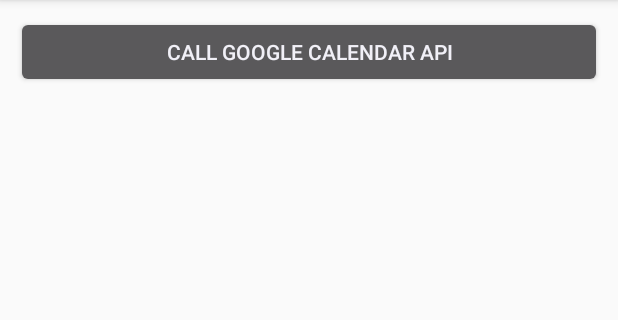
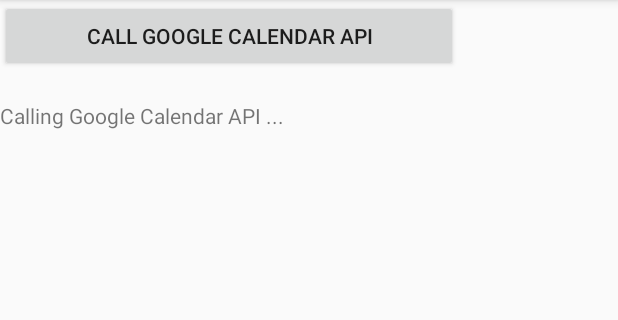
Before and after one commit to mobibyte/2017-spring-app-android-Roomies, an Android app: the fragment CalendarFragment shown on its own in the app's theme, after a tap on "CALL GOOGLE CALENDAR API", on a phone screen of 412 x 824 dp, the part 84-404 px from its top. Run offline under Robolectric (Android 15) with nearby library versions, the phone set to English and light mode, and no system bars; libraries missing offline, so code that uses them is left out: com.facebook, com.google.api.client, com.google.api.services, pub.devrel.easypermissions; 2 statements that could not run were skipped.

Commit message:
updated calendarFragment to include button and code to call Google Calendar API

```diff
--- a/app/src/main/java/mobi/roomies/Fragments/CalendarFragment.java
+++ b/app/src/main/java/mobi/roomies/Fragments/CalendarFragment.java
@@ -33,6 +33,7 @@ import android.support.annotation.NonNull;
 import android.support.v4.app.Fragment;
 import android.text.TextUtils;
 import android.text.method.ScrollingMovementMethod;
+import android.util.Log;
 import android.view.View;
 import android.view.ViewGroup;
 import android.widget.Button;
@@ -69,7 +70,8 @@ public class CalendarFragment extends Fragment implements EasyPermissions.Permis
     GoogleAccountCredential mCredential;
     private TextView mOutputText;
     private Button mCallApiButton;
-    ProgressDialog mProgress;
+    //ProgressDialog mProgress;
+    private TextView mProgress;
 
     static final int REQUEST_ACCOUNT_PICKER = 1000;
     static final int REQUEST_AUTHORIZATION = 1001;
@@ -91,6 +93,8 @@ public class CalendarFragment extends Fragment implements EasyPermissions.Permis
     @Override
     public void onCreate(Bundle savedInstanceState) {
         super.onCreate(savedInstanceState);
+
+        /*
         LinearLayout activityLayout = new LinearLayout(getActivity().getBaseContext());
         LinearLayout.LayoutParams lp = new LinearLayout.LayoutParams(
                 LinearLayout.LayoutParams.MATCH_PARENT,
@@ -133,7 +137,7 @@ public class CalendarFragment extends Fragment implements EasyPermissions.Permis
         // Initialize credentials and service object.
         mCredential = GoogleAccountCredential.usingOAuth2(
                 getActivity().getApplicationContext(), Arrays.asList(SCOPES))
-                .setBackOff(new ExponentialBackOff());
+                .setBackOff(new ExponentialBackOff());*/
     }
 
 
@@ -141,7 +145,33 @@ public class CalendarFragment extends Fragment implements EasyPermissions.Permis
     public View onCreateView(LayoutInflater inflater, ViewGroup container,
                              Bundle savedInstanceState) {
         // Inflate the layout for this fragment
-        return inflater.inflate(R.layout.fragment_calendar, container, false);
+        View view = inflater.inflate(R.layout.fragment_calendar, container, false);
+
+
+
+        mCallApiButton = (Button) view.findViewById(R.id.calendarAPIButton);
+        mCallApiButton.setOnClickListener(new View.OnClickListener() {
+            @Override
+            public void onClick(View v) {
+                mCallApiButton.setEnabled(false);
+                mOutputText.setText("");
+                getResultsFromApi();
+                mCallApiButton.setEnabled(true);
+            }
+        });
+
+        mOutputText = (TextView) view.findViewById(R.id.outputTextView);
+        mOutputText.setText(
+                "Click the \'" + BUTTON_TEXT +"\' button to test the API.");
+
+        mProgress = (TextView) view.findViewById(R.id.progressTextView);
+        mProgress.setText("Calling Google Calendar API ...");
+
+        // Initialize credentials and service object.
+        mCredential = GoogleAccountCredential.usingOAuth2(
+                getActivity().getApplicationContext(), Arrays.asList(SCOPES))
+                .setBackOff(new ExponentialBackOff());
+        return view;
     }
 
 
@@ -357,7 +387,7 @@ public class CalendarFragment extends Fragment implements EasyPermissions.Permis
             final int connectionStatusCode) {
         GoogleApiAvailability apiAvailability = GoogleApiAvailability.getInstance();
         Dialog dialog = apiAvailability.getErrorDialog(
-                (Activity) getActivity().getBaseContext(),
+                getActivity(),
                 connectionStatusCode,
                 REQUEST_GOOGLE_PLAY_SERVICES);
         dialog.show();
@@ -435,12 +465,12 @@ public class CalendarFragment extends Fragment implements EasyPermissions.Permis
         @Override
         protected void onPreExecute() {
             mOutputText.setText("");
-            mProgress.show();
+            mProgress.setVisibility(View.VISIBLE);
         }
 
         @Override
         protected void onPostExecute(List<String> output) {
-            mProgress.hide();
+            mProgress.setVisibility(View.INVISIBLE);
             if (output == null || output.size() == 0) {
                 mOutputText.setText("No results returned.");
             } else {
@@ -451,7 +481,7 @@ public class CalendarFragment extends Fragment implements EasyPermissions.Permis
 
         @Override
         protected void onCancelled() {
-            mProgress.hide();
+            mProgress.setVisibility(View.INVISIBLE);
             if (mLastError != null) {
                 if (mLastError instanceof GooglePlayServicesAvailabilityIOException) {
                     showGooglePlayServicesAvailabilityErrorDialog(
--- a/app/src/main/res/layout/fragment_calendar.xml
+++ b/app/src/main/res/layout/fragment_calendar.xml
@@ -1,7 +1,28 @@
-<FrameLayout xmlns:android="http://schemas.android.com/apk/res/android"
+<LinearLayout xmlns:android="http://schemas.android.com/apk/res/android"
     xmlns:tools="http://schemas.android.com/tools"
     android:layout_width="match_parent"
     android:layout_height="match_parent"
-    tools:context="mobi.roomies.Fragments.CalendarFragment">
+    tools:context="mobi.roomies.Fragments.CalendarFragment"
+    android:orientation="vertical">
 
-</FrameLayout>
+    <Button
+        android:id="@+id/calendarAPIButton"
+        android:layout_width="305dp"
+        android:layout_height="wrap_content"
+        android:text="Call Google Calendar API"
+        tools:layout_editor_absoluteY="16dp"
+        tools:layout_editor_absoluteX="0dp" />
+
+    <TextView
+        android:id="@+id/outputTextView"
+        android:layout_width="match_parent"
+        android:layout_height="wrap_content"
+        android:text="TextView" />
+
+    <TextView
+        android:id="@+id/progressTextView"
+        android:layout_width="match_parent"
+        android:layout_height="wrap_content"
+        android:text="TextView" />
+
+</LinearLayout>
```
